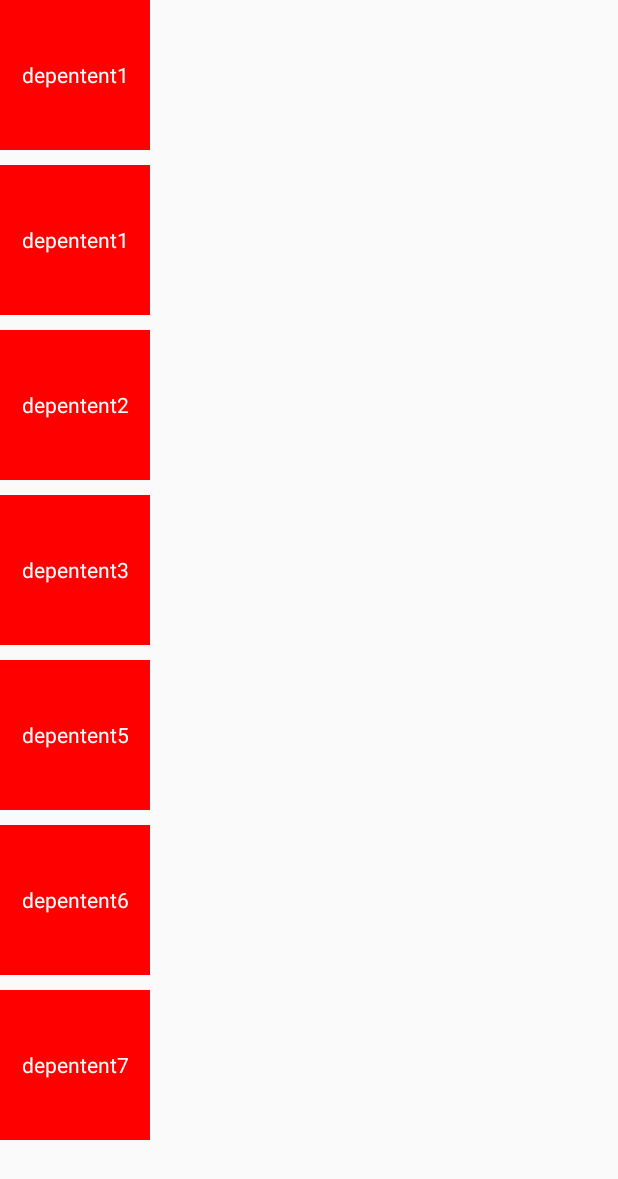
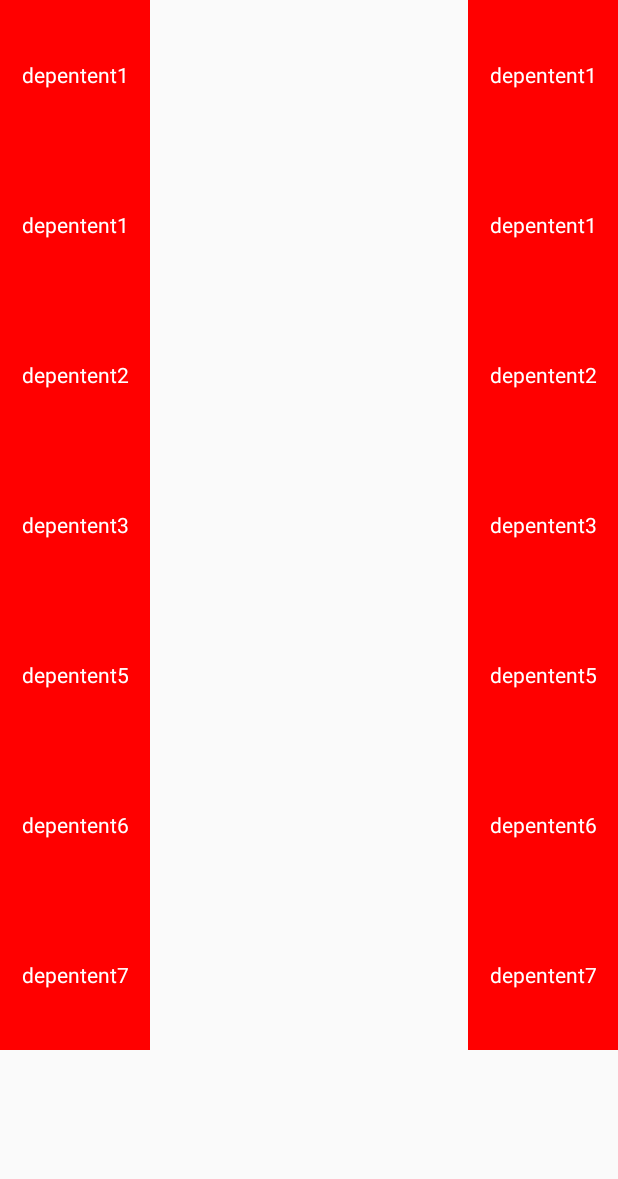
Before and after one commit to foreverxiongtao/CustomerBehavior, an Android app: the layout content_third.xml on its own in the app's theme, with its tools: preview values and no code run, on a phone screen of 412 x 824 dp. Shown: the top 1179 px of the screen. Run offline under Robolectric (Android 15) with nearby library versions, the phone set to English and light mode, and no system bars.

Commit message:
repair bug

```diff
--- a/CustomerBehavior-master/app/src/main/AndroidManifest.xml
+++ b/CustomerBehavior-master/app/src/main/AndroidManifest.xml
@@ -20,6 +20,8 @@
             android:label="@string/title_activity_second"
             android:theme="@style/AppTheme.NoActionBar">
         </activity>
+        <activity android:name=".ScrollViewActivity">
+        </activity>
     </application>
 
 </manifest>
--- a/CustomerBehavior-master/app/src/main/java/com/desperado/customerbehavior/MainActivity.java
+++ b/CustomerBehavior-master/app/src/main/java/com/desperado/customerbehavior/MainActivity.java
@@ -5,7 +5,6 @@ import android.os.Bundle;
 import android.support.v7.app.AppCompatActivity;
 import android.view.View;
 import android.widget.Button;
-import android.widget.TextView;
 
 public class MainActivity extends AppCompatActivity implements View.OnClickListener {
 
@@ -34,6 +33,7 @@ public class MainActivity extends AppCompatActivity implements View.OnClickListe
             case R.id.btn_main_otherview:
                 break;
             case R.id.btn_main_scollview:
+                startActivity(new Intent(this,ScrollViewActivity.class));
                 break;
             case R.id.btn_main_textview:
                 startActivity(new Intent(this,SecondActivity.class));
--- a/CustomerBehavior-master/app/src/main/java/com/desperado/customerbehavior/SecondActivity.java
+++ b/CustomerBehavior-master/app/src/main/java/com/desperado/customerbehavior/SecondActivity.java
@@ -24,7 +24,8 @@ public class SecondActivity extends AppCompatActivity {
             public void onClick(View v) {
             }
         });
-        mTv_second_source.setOnTouchListener(new View.OnTouchListener() {
+
+        getWindow().getDecorView().setOnTouchListener(new View.OnTouchListener() {
             @Override
             public boolean onTouch(View v, MotionEvent event) {
                 switch (event.getAction()) {
@@ -41,7 +42,5 @@ public class SecondActivity extends AppCompatActivity {
                 return false;
             }
         });
-
     }
-
 }
--- a/CustomerBehavior-master/app/src/main/res/layout/content_second.xml
+++ b/CustomerBehavior-master/app/src/main/res/layout/content_second.xml
@@ -1,6 +1,7 @@
 <?xml version="1.0" encoding="utf-8"?>
 
     <android.support.design.widget.CoordinatorLayout
+    android:orientation="vertical"
         xmlns:android="http://schemas.android.com/apk/res/android"
         xmlns:app="http://schemas.android.com/apk/res-auto"
         xmlns:tools="http://schemas.android.com/tools"
--- a/CustomerBehavior-master/app/src/main/res/layout/content_third.xml
+++ b/CustomerBehavior-master/app/src/main/res/layout/content_third.xml
@@ -1,10 +1,12 @@
 <?xml version="1.0" encoding="utf-8"?>
 <android.support.design.widget.CoordinatorLayout xmlns:android="http://schemas.android.com/apk/res/android"
+                                                 xmlns:app="http://schemas.android.com/apk/res-auto"
                                                  android:layout_width="match_parent"
                                                  android:layout_height="match_parent"
                                                  android:orientation="vertical">
 
     <android.support.v4.widget.NestedScrollView
+        android:layout_gravity="top|left"
         android:id="@+id/scrollView_content_third_source"
         android:layout_width="wrap_content"
         android:layout_height="wrap_content">
@@ -29,7 +31,6 @@
                 android:layout_width="100dp"
                 android:layout_height="100dp"
                 android:layout_gravity="top|left"
-                android:layout_marginTop="10dp"
                 android:background="#FFFF0000"
                 android:gravity="center"
                 android:text="depentent1"
@@ -39,7 +40,6 @@
                 android:layout_width="100dp"
                 android:layout_height="100dp"
                 android:layout_gravity="top|left"
-                android:layout_marginTop="10dp"
                 android:background="#FFFF0000"
                 android:gravity="center"
                 android:text="depentent2"
@@ -49,7 +49,6 @@
                 android:layout_width="100dp"
                 android:layout_height="100dp"
                 android:layout_gravity="top|left"
-                android:layout_marginTop="10dp"
                 android:background="#FFFF0000"
                 android:gravity="center"
                 android:text="depentent3"
@@ -60,7 +59,6 @@
                 android:layout_width="100dp"
                 android:layout_height="100dp"
                 android:layout_gravity="top|left"
-                android:layout_marginTop="10dp"
                 android:background="#FFFF0000"
                 android:gravity="center"
                 android:text="depentent5"
@@ -70,7 +68,6 @@
                 android:layout_width="100dp"
                 android:layout_height="100dp"
                 android:layout_gravity="top|left"
-                android:layout_marginTop="10dp"
                 android:background="#FFFF0000"
                 android:gravity="center"
                 android:text="depentent6"
@@ -80,7 +77,6 @@
                 android:layout_width="100dp"
                 android:layout_height="100dp"
                 android:layout_gravity="top|left"
-                android:layout_marginTop="10dp"
                 android:background="#FFFF0000"
                 android:gravity="center"
                 android:text="depentent7"
@@ -90,9 +86,11 @@
 
 
     <android.support.v4.widget.NestedScrollView
+        android:layout_gravity="top|right"
         android:id="@+id/scrollView_content_third_target"
         android:layout_width="wrap_content"
-        android:layout_height="wrap_content">
+        android:layout_height="wrap_content"
+        app:layout_behavior="com.desperado.customerbehavior.ScollBehavior">
 
         <LinearLayout
             android:layout_width="wrap_content"
@@ -114,7 +112,6 @@
                 android:layout_width="100dp"
                 android:layout_height="100dp"
                 android:layout_gravity="top|left"
-                android:layout_marginTop="10dp"
                 android:background="#FFFF0000"
                 android:gravity="center"
                 android:text="depentent1"
@@ -124,7 +121,6 @@
                 android:layout_width="100dp"
                 android:layout_height="100dp"
                 android:layout_gravity="top|left"
-                android:layout_marginTop="10dp"
                 android:background="#FFFF0000"
                 android:gravity="center"
                 android:text="depentent2"
@@ -134,7 +130,6 @@
                 android:layout_width="100dp"
                 android:layout_height="100dp"
                 android:layout_gravity="top|left"
-                android:layout_marginTop="10dp"
                 android:background="#FFFF0000"
                 android:gravity="center"
                 android:text="depentent3"
@@ -145,7 +140,6 @@
                 android:layout_width="100dp"
                 android:layout_height="100dp"
                 android:layout_gravity="top|left"
-                android:layout_marginTop="10dp"
                 android:background="#FFFF0000"
                 android:gravity="center"
                 android:text="depentent5"
@@ -155,7 +149,6 @@
                 android:layout_width="100dp"
                 android:layout_height="100dp"
                 android:layout_gravity="top|left"
-                android:layout_marginTop="10dp"
                 android:background="#FFFF0000"
                 android:gravity="center"
                 android:text="depentent6"
@@ -165,7 +158,6 @@
                 android:layout_width="100dp"
                 android:layout_height="100dp"
                 android:layout_gravity="top|left"
-                android:layout_marginTop="10dp"
                 android:background="#FFFF0000"
                 android:gravity="center"
                 android:text="depentent7"
```
Also changed, not shown: CustomerBehavior-master/app/src/main/java/com/desperado/customerbehavior/ScollBehavior.java (+5 -5 lines), CustomerBehavior-master/app/src/main/java/com/desperado/customerbehavior/ScrollViewActivity.java (added, +13 -0 lines), CustomerBehavior-master/app/src/main/res/layout/activity_scroll_view.xml (added, +14 -0 lines).
